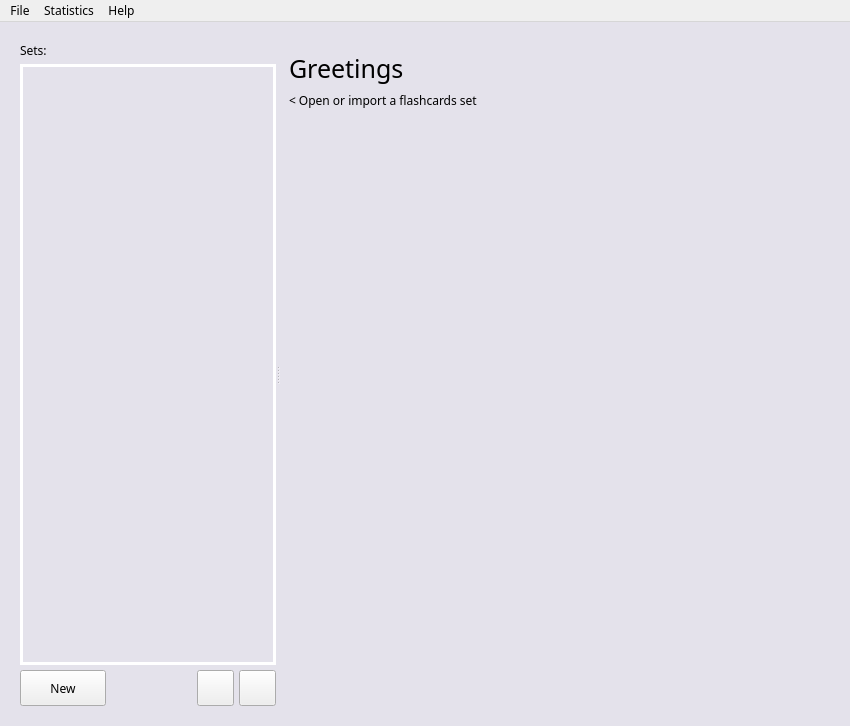
The window that lib/ui/flashcards.ui (gryglik/pipr-project-flashcards) describes before a commit, drawn with Qt 5.
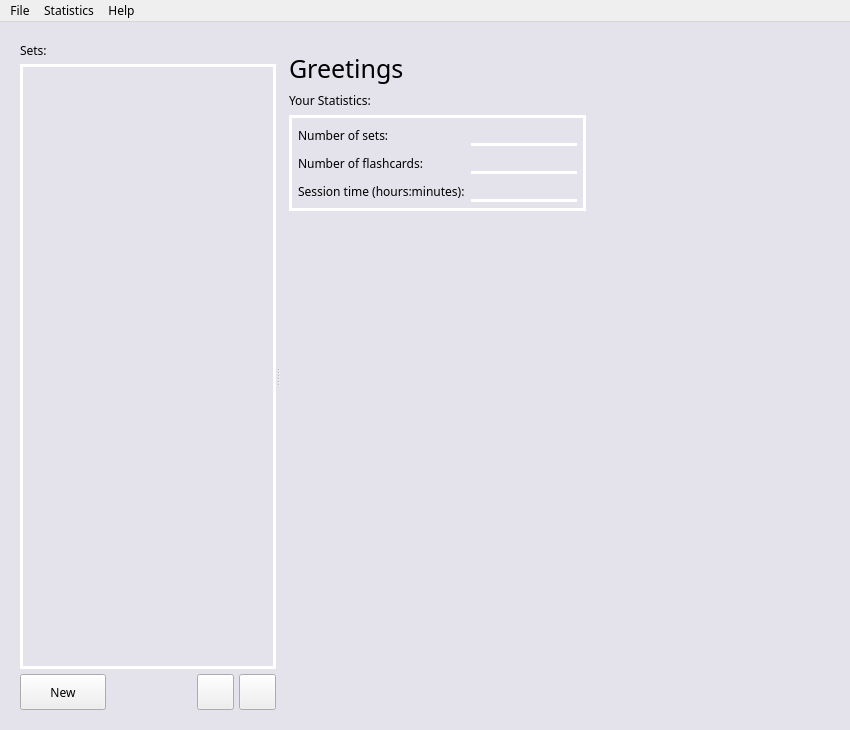
The same window after the commit. The open tabs and pages were chosen to show the change. Icons and pictures are not drawn. Custom widgets are drawn as their Qt base class.

Commit message: Implemented statistic into gui

What changed in the file:
```diff
--- a/lib/ui/flashcards.ui
+++ b/lib/ui/flashcards.ui
@@ -10,7 +10,7 @@
     <x>0</x>
     <y>0</y>
     <width>850</width>
-    <height>726</height>
+    <height>730</height>
    </rect>
   </property>
   <property name="minimumSize">
@@ -37,6 +37,12 @@
 	background-color: #e4e2eb;
 }
 
+QWidget#statistics {
+	border: 3px;
+	border-style: solid;
+	border-color: white;
+}
+
 QLineEdit{
 	background-color: transparent;
 	border-bottom: 3px;
@@ -66,11 +72,13 @@
 	border-color: #9e5db8
 }
 
-PushButton::clicked {
-	border-color: #9e5db8
+PushButton:checked {
+	border-color: #9e5db8;
+	background-color: white;
 }
 
 PushButton#btn_flashcard{
+	font-size: 20px;
 	border-width: 5px;
 }
 
@@ -317,10 +325,111 @@
          <item>
           <widget class="QLabel" name="label">
            <property name="text">
-            <string>&lt; Open or import a flashcards set</string>
+            <string>Your Statistics:</string>
+           </property>
+           <property name="margin">
+            <number>0</number>
            </property>
           </widget>
          </item>
+         <item>
+          <layout class="QHBoxLayout" name="horizontalLayout_6">
+           <item>
+            <widget class="QWidget" name="statistics" native="true">
+             <property name="sizePolicy">
+              <sizepolicy hsizetype="Fixed" vsizetype="Fixed">
+               <horstretch>0</horstretch>
+               <verstretch>0</verstretch>
+              </sizepolicy>
+             </property>
+             <layout class="QGridLayout" name="gridLayout_2">
+              <item row="0" column="0">
+               <widget class="QLabel" name="lbl_sets_count">
+                <property name="sizePolicy">
+                 <sizepolicy hsizetype="Expanding" vsizetype="Preferred">
+                  <horstretch>0</horstretch>
+                  <verstretch>0</verstretch>
+                 </sizepolicy>
+                </property>
+                <property name="text">
+                 <string>Number of sets:</string>
+                </property>
+               </widget>
+              </item>
+              <item row="0" column="1">
+               <widget class="QLineEdit" name="fld_sets_count">
+                <property name="frame">
+                 <bool>false</bool>
+                </property>
+                <property name="readOnly">
+                 <bool>true</bool>
+                </property>
+               </widget>
+              </item>
+              <item row="1" column="0">
+               <widget class="QLabel" name="lbl_flashcards_count">
+                <property name="sizePolicy">
+                 <sizepolicy hsizetype="Expanding" vsizetype="Preferred">
+                  <horstretch>0</horstretch>
+                  <verstretch>0</verstretch>
+                 </sizepolicy>
+                </property>
+                <property name="text">
+                 <string>Number of flashcards:</string>
+                </property>
+               </widget>
+              </item>
+              <item row="1" column="1">
+               <widget class="QLineEdit" name="fld_flashcards_count">
+                <property name="frame">
+                 <bool>false</bool>
+                </property>
+                <property name="readOnly">
+                 <bool>true</bool>
+                </property>
+               </widget>
+              </item>
+              <item row="2" column="0">
+               <widget class="QLabel" name="lbl_time">
+                <property name="sizePolicy">
+                 <sizepolicy hsizetype="Expanding" vsizetype="Preferred">
+                  <horstretch>0</horstretch>
+                  <verstretch>0</verstretch>
+                 </sizepolicy>
+                </property>
+                <property name="text">
+                 <string>Session time (hours:minutes):</string>
+                </property>
+               </widget>
+              </item>
+              <item row="2" column="1">
+               <widget class="QLineEdit" name="fld_time">
+                <property name="frame">
+                 <bool>false</bool>
+                </property>
+                <property name="readOnly">
+                 <bool>true</bool>
+                </property>
+               </widget>
+              </item>
+             </layout>
+            </widget>
+           </item>
+           <item>
+            <spacer name="horizontalSpacer_5">
+             <property name="orientation">
+              <enum>Qt::Horizontal</enum>
+             </property>
+             <property name="sizeHint" stdset="0">
+              <size>
+               <width>40</width>
+               <height>20</height>
+              </size>
+             </property>
+            </spacer>
+           </item>
+          </layout>
+         </item>
          <item>
           <spacer name="verticalSpacer">
            <property name="orientation">
@@ -329,7 +438,7 @@
            <property name="sizeHint" stdset="0">
             <size>
              <width>20</width>
-             <height>40</height>
+             <height>438</height>
             </size>
            </property>
           </spacer>
```
Left out of the diff: 54 changed lines with no effect on the pictures. The commit also changes 5 other files.
